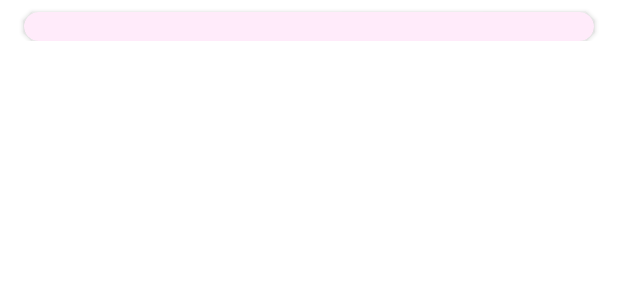
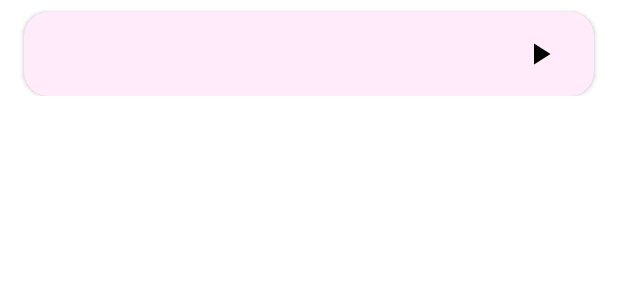
Before and after one commit to gabbyudo/BakingApp, an Android app: the layout list_item_detail.xml on its own in the app's theme, with its tools: preview values and no code run, on a phone screen of 412 x 824 dp. Shown: the top 300 px of the screen. Run offline under Robolectric (Android 15) with nearby library versions, the phone set to English and light mode, and no system bars.

Commit message:
adding the play button

```diff
--- a/app/src/main/res/layout/detail_display.xml
+++ b/app/src/main/res/layout/detail_display.xml
@@ -11,6 +11,10 @@
     <ImageView
         android:id="@+id/image"
         android:layout_width="match_parent"
+        android:layout_marginEnd="10dp"
+        android:layout_marginStart="10dp"
+        android:layout_marginTop="5dp"
+        android:layout_marginBottom="5dp"
         android:layout_height="400dp"/>
 
 
--- a/app/src/main/res/layout/list_item_detail.xml
+++ b/app/src/main/res/layout/list_item_detail.xml
@@ -15,11 +15,32 @@
         android:outlineAmbientShadowColor="@color/black"
         android:layout_height="wrap_content" >
 
-        <TextView
-            android:id="@+id/step"
-            android:layout_marginStart="16dp"
+
+        <RelativeLayout
             android:layout_width="match_parent"
-            android:layout_height="wrap_content" />
+            android:layout_height="wrap_content"
+            android:layout_margin="16dp"
+            android:orientation="horizontal">
+
+
+            <TextView
+                android:id="@+id/step"
+                android:layout_width="match_parent"
+                android:layout_height="wrap_content"
+                android:layout_marginStart="16dp" />
+
+            <ImageView
+                android:id="@+id/play_button"
+                android:layout_width="wrap_content"
+                android:layout_height="wrap_content"
+                android:clickable="true"
+                android:layout_alignParentEnd="true"
+                android:layout_centerInParent="true"
+                android:layout_marginEnd="8dp"
+
+                android:src="@drawable/ic_play_arrow_black_24dp" />
+        </RelativeLayout>
+
     </androidx.cardview.widget.CardView>
 
 
```
Also changed, not shown: app/src/main/java/com/coca/bakingapp20/DetailAdapter.kt (+9 -0 lines).
